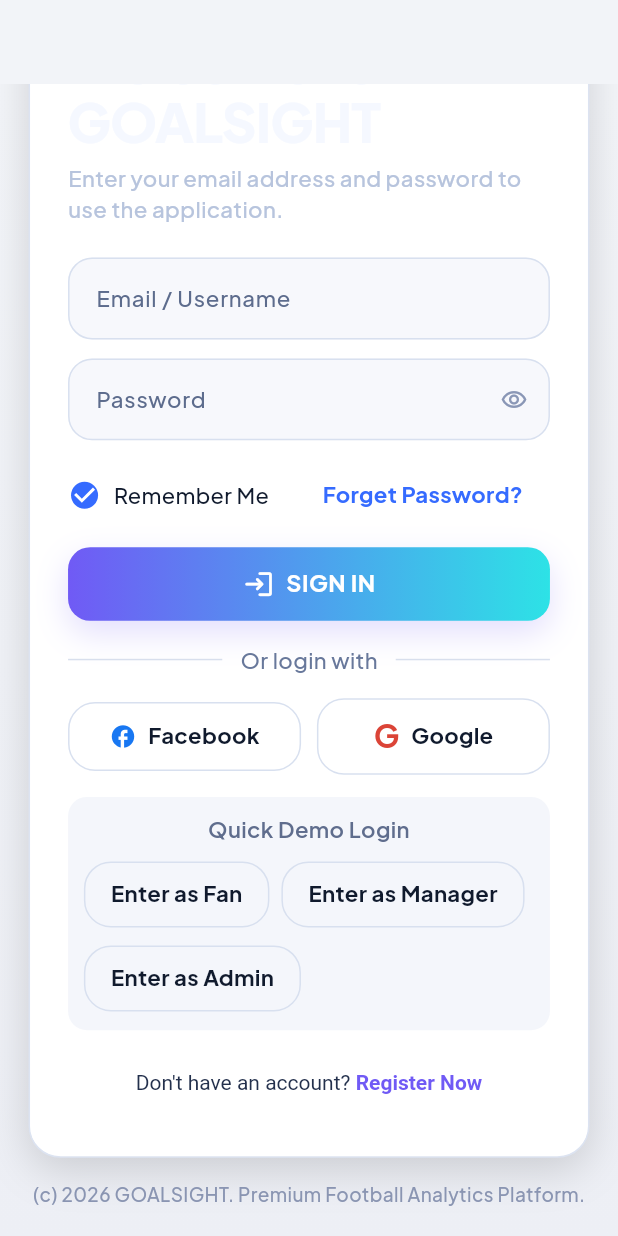
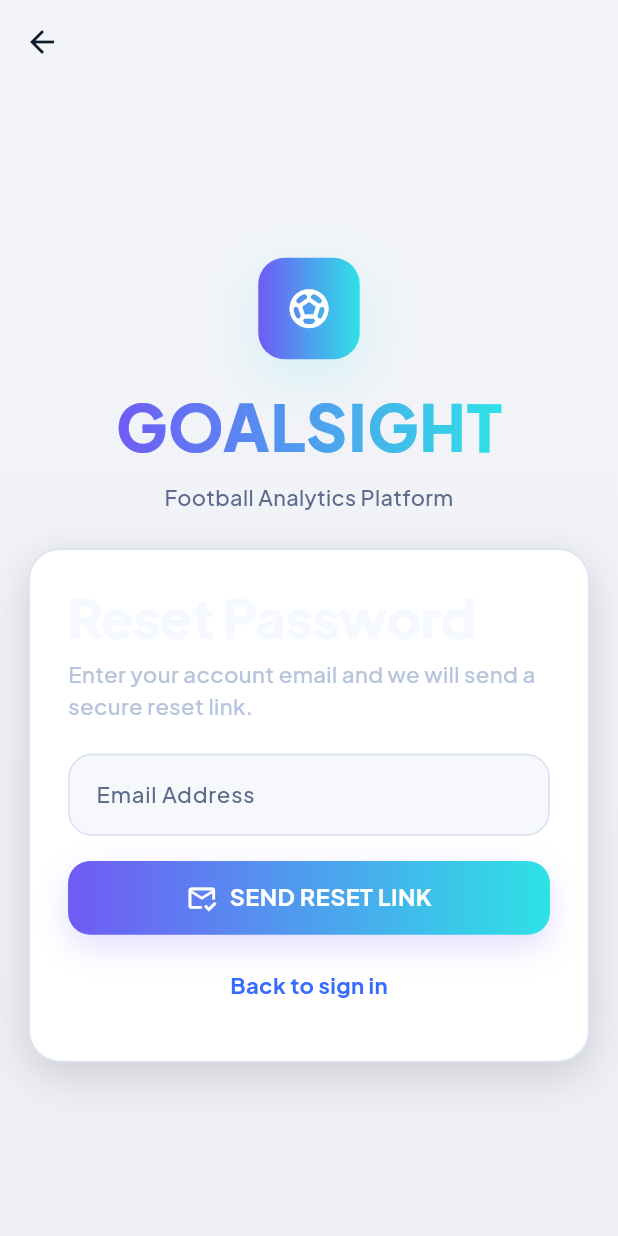
Before and after one commit to hesham-ashraf/Grad_Project_GOAL_SIGHT, a Flutter app: the screen it shows after launch, scrolled down 273 dp, after a tap on "Forget Password?", on a phone screen of 412 x 824 dp. Run offline on Flutter 3.47's test engine with Material 3 defaults, Android fonts, the phone set to English and light mode, and no system bars; our stand-ins replace dio, fl_chart, flutter_riverpod, flutter_secure_storage, go_router, google_fonts and 5 more; accounts and stored records are empty.

Commit message:
Add auth screens and update auth flow
Add EmailVerification and ForgotPassword screens and update authentication logic to support verification and password-reset flows. Modify auth_controller.dart and auth_state.dart to handle new states, update login_screen.dart and router_provider.dart to integrate new routes, and adjust manager/admin profile pages for related UI/logic changes. (.dart_tool build artifacts updated)

```diff
--- a/app/goal_sight/lib/features/auth/auth_controller.dart
+++ b/app/goal_sight/lib/features/auth/auth_controller.dart
@@ -6,15 +6,29 @@ import '../../data/repositories/auth_repository.dart';
 import 'auth_state.dart';
 
 class AuthController extends StateNotifier<AuthState> {
-  AuthController(this._authRepository) : super(
-          const AuthState(status: AuthStatus.unauthenticated),
-        );
+  AuthController(this._authRepository) : super(AuthState.initial());
 
   final IAuthRepository _authRepository;
 
   Future<void> restoreSession() async {
-    // Bypassing for UI work
-    return;
+    state = state.copyWith(status: AuthStatus.loading, clearError: true);
+    try {
+      final user = await _authRepository.restoreSession();
+      final token = await _authRepository.getToken();
+      state = user == null
+          ? const AuthState(status: AuthStatus.unauthenticated)
+          : state.copyWith(
+              status: AuthStatus.authenticated,
+              user: user,
+              token: token,
+              clearError: true,
+            );
+    } catch (error) {
+      state = state.copyWith(
+        status: AuthStatus.error,
+        errorMessage: 'Session restore failed. ${error.toString()}',
+      );
+    }
   }
 
   Future<void> login({required String email, required String password}) async {
@@ -53,7 +67,7 @@ class AuthController extends StateNotifier<AuthState> {
       );
       final token = await _authRepository.getToken();
       state = state.copyWith(
-        status: AuthStatus.authenticated,
+        status: AuthStatus.emailVerificationRequired,
         user: user,
         token: token,
         clearError: true,
@@ -67,7 +81,31 @@ class AuthController extends StateNotifier<AuthState> {
   }
 
   Future<void> logout() async {
+    state = state.copyWith(status: AuthStatus.loading, clearError: true);
     await _authRepository.logout();
     state = const AuthState(status: AuthStatus.unauthenticated);
   }
+
+  Future<void> verifyEmail({required String code}) async {
+    state = state.copyWith(status: AuthStatus.loading, clearError: true);
+    await Future<void>.delayed(const Duration(milliseconds: 700));
+
+    if (code.trim().length < 4) {
+      state = state.copyWith(
+        status: AuthStatus.emailVerificationRequired,
+        errorMessage: 'Enter the verification code sent to your email.',
+      );
+      return;
+    }
+
+    state = state.copyWith(
+      status: AuthStatus.authenticated,
+      clearError: true,
+    );
+  }
+
+  Future<void> resendVerificationEmail() async {
+    state = state.copyWith(clearError: true);
+    await Future<void>.delayed(const Duration(milliseconds: 500));
+  }
 }
--- a/app/goal_sight/lib/features/manager/screens/manager_profile_screen.dart
+++ b/app/goal_sight/lib/features/manager/screens/manager_profile_screen.dart
@@ -5,6 +5,8 @@ import 'package:goal_sight/core/utils/responsive.dart';
 import 'package:goal_sight/features/manager/widgets/profile_header.dart';
 import 'package:goal_sight/features/manager/widgets/info_tile.dart';
 import 'package:goal_sight/features/manager/widgets/action_tile.dart';
+
+import '../../../presentation/state_management/app_providers.dart';
 
 class ManagerProfileScreen extends ConsumerWidget {
   const ManagerProfileScreen({Key? key}) : super(key: key);
@@ -124,7 +126,9 @@ class ManagerProfileScreen extends ConsumerWidget {
                               label: 'Logout',
                               icon: Icons.logout,
                               destructive: true,
-                              onTap: () {},
+                              onTap: () => ref
+                                  .read(authControllerProvider.notifier)
+                                  .logout(),
                             ),
                           ],
                         ),
--- /dev/null
+++ b/app/goal_sight/lib/presentation/screens/auth/forgot_password_screen.dart
@@ -0,0 +1,183 @@
+import 'package:flutter/material.dart';
+import 'package:go_router/go_router.dart';
+
+import '../../../core/theme/app_theme.dart';
+import '../../../core/utils/responsive.dart';
+import '../../../core/utils/validators.dart';
+import '../../widgets/app_text_field.dart';
+import '../../widgets/goalsight_logo.dart';
+import '../../widgets/primary_button.dart';
+
+class ForgotPasswordScreen extends StatefulWidget {
+  const ForgotPasswordScreen({super.key});
+
+  @override
+  State<ForgotPasswordScreen> createState() => _ForgotPasswordScreenState();
+}
+
+class _ForgotPasswordScreenState extends State<ForgotPasswordScreen> {
+  final _formKey = GlobalKey<FormState>();
+  final _emailController = TextEditingController();
+  bool _loading = false;
+  bool _sent = false;
+
+  @override
+  void dispose() {
+    _emailController.dispose();
+    super.dispose();
+  }
+
+  Future<void> _sendResetLink() async {
+    if (!_formKey.currentState!.validate()) return;
+
+    setState(() => _loading = true);
+    await Future<void>.delayed(const Duration(milliseconds: 800));
+    if (!mounted) return;
+    setState(() {
+      _loading = false;
+      _sent = true;
+    });
+  }
+
+  @override
+  Widget build(BuildContext context) {
+    return Theme(
+      data: AppTheme.lightTheme(),
+      child: Scaffold(
+        appBar: AppBar(
+          backgroundColor: Colors.transparent,
+          elevation: 0,
+          foregroundColor: const Color(0xFF23304C),
+        ),
+        body: Container(
+          decoration: const BoxDecoration(
+            gradient: LinearGradient(
+              begin: Alignment.topCenter,
+              end: Alignment.bottomCenter,
+              colors: [Color(0xFFF3F5F9), Color(0xFFEDEFF5)],
+            ),
+          ),
+          child: Center(
+            child: SingleChildScrollView(
+              padding: context.padAll(18),
+              child: ConstrainedBox(
+                constraints: const BoxConstraints(maxWidth: 420),
+                child: Column(
+                  children: [
+                    GoalSightLogo(iconSize: context.rs(64, min: 54, max: 80)),
+                    SizedBox(height: context.rs(22, min: 16, max: 28)),
+                    Container(
+                      padding: context.padSym(h: 24, v: 24),
+                      decoration: BoxDecoration(
+                        color: Colors.white,
+                        borderRadius: BorderRadius.circular(
+                          context.rs(20, min: 14, max: 26),
+                        ),
+                        border: Border.all(color: const Color(0xFFDCE3F1)),
+                        boxShadow: const [
+                          BoxShadow(
+                            color: Color(0x26000000),
+                            blurRadius: 24,
+                            offset: Offset(0, 8),
+                          ),
+                        ],
+                      ),
+                      child: AnimatedSwitcher(
+                        duration: const Duration(milliseconds: 240),
+                        child: _sent ? _successContent(context) : _formContent(),
+                      ),
+                    ),
+                  ],
+                ),
+              ),
+            ),
+          ),
+        ),
+      ),
+    );
+  }
+
+  Widget _formContent() {
+    return Form(
+      key: _formKey,
+      child: Column(
+        key: const ValueKey('reset-form'),
+        crossAxisAlignment: CrossAxisAlignment.start,
+        children: [
+          Text(
+            'Reset Password',
+            style: AppTheme.authTitleStyle(context),
+          ),
+          SizedBox(height: context.rs(8, min: 5, max: 12)),
+          Text(
+            'Enter your account email and we will send a secure reset link.',
+            style: AppTheme.authSubtitleStyle(context),
+          ),
+          SizedBox(height: context.rs(20, min: 12, max: 28)),
+          AppTextField(
+            label: 'Email Address',
+            hintText: 'you@club.com',
+            controller: _emailController,
+            keyboardType: TextInputType.emailAddress,
+            validator: Validators.email,
+          ),
+          SizedBox(height: context.rs(16, min: 10, max: 22)),
+          PrimaryButton(
+            label: 'SEND RESET LINK',
+            icon: Icons.mark_email_read_outlined,
+            loading: _loading,
+            onPressed: _sendResetLink,
+          ),
+          SizedBox(height: context.rs(10, min: 7, max: 14)),
+          Center(
+            child: TextButton(
+              onPressed: () => context.go('/login'),
+              child: const Text('Back to sign in'),
+            ),
+          ),
+        ],
+      ),
+    );
+  }
+
+  Widget _successContent(BuildContext context) {
+    final email = _emailController.text.trim();
+
+    return Column(
+      key: const ValueKey('reset-sent'),
+      children: [
+        Container(
+          width: context.rs(64, min: 52, max: 78),
+          height: context.rs(64, min: 52, max: 78),
+          decoration: const BoxDecoration(
+            color: Color(0xFFEAF8F0),
+            shape: BoxShape.circle,
+          ),
+          child: const Icon(
+            Icons.check_rounded,
+            color: Color(0xFF1F9D5A),
+            size: 34,
+          ),
+        ),
+        SizedBox(height: context.rs(16, min: 10, max: 22)),
+        Text(
+          'Reset Link Sent',
+          style: AppTheme.authTitleStyle(context),
+          textAlign: TextAlign.center,
+        ),
+        SizedBox(height: context.rs(8, min: 5, max: 12)),
+        Text(
+          'Check $email for password reset instructions. This is a mock Phase 1 flow, so no email is actually sent yet.',
+          style: AppTheme.authSubtitleStyle(context),
+          textAlign: TextAlign.center,
+        ),
+        SizedBox(height: context.rs(18, min: 12, max: 24)),
+        PrimaryButton(
+          label: 'RETURN TO SIGN IN',
+          icon: Icons.login_rounded,
+          onPressed: () => context.go('/login'),
+        ),
+      ],
+    );
+  }
+}
--- a/app/goal_sight/lib/presentation/screens/auth/login_screen.dart
+++ b/app/goal_sight/lib/presentation/screens/auth/login_screen.dart
@@ -159,7 +159,9 @@ class _LoginScreenState extends ConsumerState<LoginScreen> {
                                   ),
                                 ),
                                 TextButton(
-                                  onPressed: () {},
+                                  onPressed: loading
+                                      ? null
+                                      : () => context.push('/forgot-password'),
                                   child: const Text('Forget Password?'),
                                 ),
                               ],
--- a/app/goal_sight/lib/presentation/state_management/router_provider.dart
+++ b/app/goal_sight/lib/presentation/state_management/router_provider.dart
@@ -15,6 +15,8 @@ import '../screens/auth/register_screen.dart';
 import '../screens/admin/admin_navigation_screen.dart';
 import '../screens/admin/manager_details_page.dart';
 import '../screens/admin/player_intelligence_page.dart';
+import '../screens/auth/email_verification_screen.dart';
+import '../screens/auth/forgot_password_screen.dart';
 import '../screens/fan/club_details_screen.dart';
 import '../screens/fan/fan_navigation_screen.dart';
 import '../screens/manager/manager_panel_screen.dart';
@@ -32,11 +34,15 @@ final routerProvider = Provider<GoRouter>((ref) {
   final authState = ref.watch(authControllerProvider);
 
   return GoRouter(
-    initialLocation: kShowSupabaseTestPage ? '/supabase-test' : '/login',
+    initialLocation: kShowSupabaseTestPage ? '/supabase-test' : '/splash',
     redirect: (context, state) {
       final location = state.matchedLocation;
-      final isAuthPage = location == '/login' || location == '/register';
+      final isAuthPage = location == '/login' ||
+          location == '/register' ||
+          location == '/forgot-password' ||
+          location == '/email-verification';
       final isSplash = location == '/splash';
+      final isEmailVerification = location == '/email-verification';
       final isSupabaseTest = location == '/supabase-test';
       final isAdminRoute =
           location.startsWith('/admin') || location == '/admin-panel';
@@ -46,9 +52,17 @@ final routerProvider = Provider<GoRouter>((ref) {
       // Allow the test page without auth redirects.
       if (isSupabaseTest) return null;
 
-      if (authState.status == AuthStatus.initial ||
-          authState.status == AuthStatus.loading) {
-        return isAuthPage ? null : '/login';
+      if (authState.status == AuthStatus.initial) {
+        return isSplash ? null : '/splash';
+      }
+
+      if (authState.status == AuthStatus.loading) {
+        if (isAuthPage) return null;
+        return isSplash ? null : '/splash';
+      }
+
+      if (authState.status == AuthStatus.emailVerificationRequired) {
+        return isEmailVerification ? null : '/email-verification';
       }
 
       if (authState.status != AuthStatus.authenticated ||
@@ -90,6 +104,14 @@ final routerProvider = Provider<GoRouter>((ref) {
       GoRoute(
         path: '/register',
         builder: (context, state) => const RegisterScreen(),
+      ),
+      GoRoute(
+        path: '/forgot-password',
+        builder: (context, state) => const ForgotPasswordScreen(),
+      ),
+      GoRoute(
+        path: '/email-verification',
+        builder: (context, state) => const EmailVerificationScreen(),
       ),
       GoRoute(
         path: '/supabase-test',
```
Also changed, not shown: app/goal_sight/lib/features/auth/auth_state.dart (+8 -1 lines), app/goal_sight/lib/presentation/screens/admin/admin_profile_page.dart (+7 -4 lines), app/goal_sight/lib/presentation/screens/auth/email_verification_screen.dart (added, +186 -0 lines), 1 other file.
